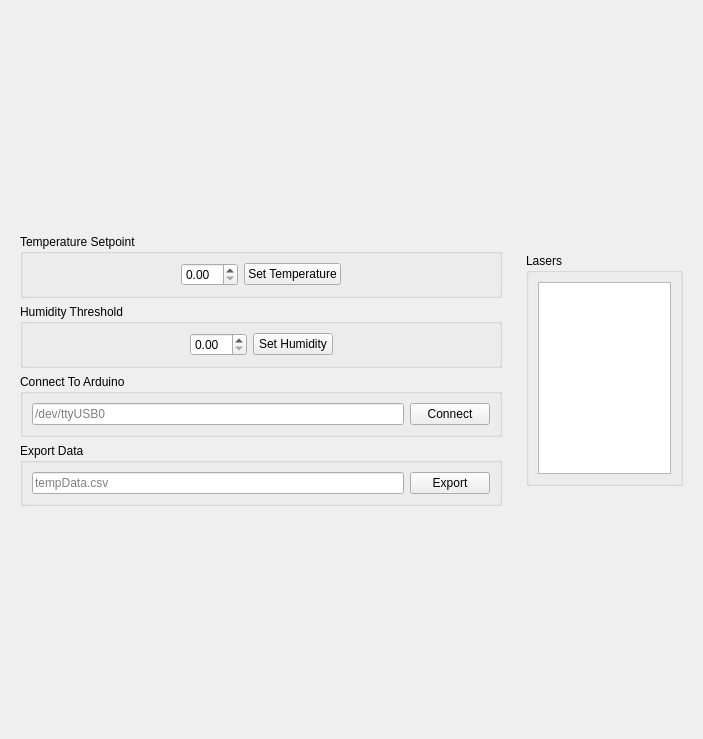
Old version of the form tempcontroller.ui in the repository camerongivler/TempController.
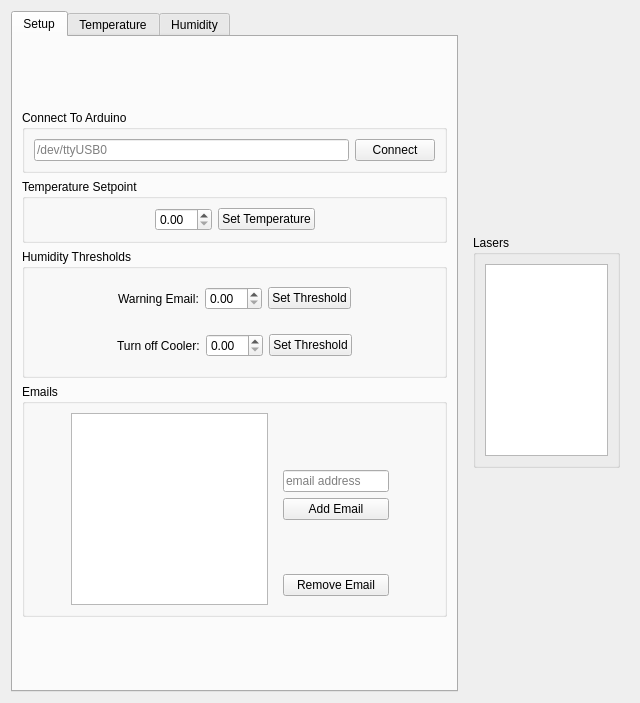
New version of the form.

The edit to the form file:
```diff
--- a/tempcontroller.ui
+++ b/tempcontroller.ui
@@ -6,25 +6,32 @@
    <rect>
     <x>0</x>
     <y>0</y>
-    <width>703</width>
-    <height>739</height>
+    <width>640</width>
+    <height>703</height>
    </rect>
   </property>
+  <property name="minimumSize">
+   <size>
+    <width>0</width>
+    <height>0</height>
+   </size>
+  </property>
   <property name="windowTitle">
    <string>Temperature Controller</string>
   </property>
   <layout class="QHBoxLayout" name="horizontalLayout">
    <item>
-    <widget class="QFrame" name="frame_2">
-     <property name="frameShape">
-      <enum>QFrame::NoFrame</enum>
+    <widget class="QTabWidget" name="tabWidget">
+     <property name="currentIndex">
+      <number>0</number>
      </property>
-     <property name="frameShadow">
-      <enum>QFrame::Raised</enum>
-     </property>
-     <layout class="QVBoxLayout" name="verticalLayout_2">
+     <widget class="QWidget" name="setupTab">
+      <attribute name="title">
+       <string>Setup</string>
+      </attribute>
+      <layout class="QVBoxLayout" name="verticalLayout_4">
       <item>
-       <spacer name="verticalSpacer_4">
+        <spacer name="verticalSpacer_3">
         <property name="orientation">
          <enum>Qt::Vertical</enum>
         </property>
@@ -36,6 +43,29 @@
         </property>
        </spacer>
       </item>
+       <item>
+        <widget class="QGroupBox" name="groupBox_4">
+         <property name="title">
+          <string>Connect To Arduino</string>
+         </property>
+         <layout class="QHBoxLayout" name="horizontalLayout_4">
+          <item>
+           <widget class="QLineEdit" name="ConnectField">
+            <property name="placeholderText">
+             <string>/dev/ttyUSB0</string>
+            </property>
+           </widget>
+          </item>
+          <item>
+           <widget class="QPushButton" name="connectButton">
+            <property name="text">
+             <string>Connect</string>
+            </property>
+           </widget>
+          </item>
+         </layout>
+        </widget>
+       </item>
       <item>
        <widget class="QGroupBox" name="groupBox">
         <property name="title">
@@ -84,9 +114,18 @@
       <item>
        <widget class="QGroupBox" name="groupBox_3">
         <property name="title">
-         <string>Humidity Threshold</string>
-        </property>
-        <layout class="QHBoxLayout" name="horizontalLayout_3">
+          <string>Humidity Thresholds</string>
+         </property>
+         <layout class="QVBoxLayout" name="verticalLayout_7">
+          <item>
+           <widget class="QFrame" name="frame_3">
+            <property name="frameShape">
+             <enum>QFrame::NoFrame</enum>
+            </property>
+            <property name="frameShadow">
+             <enum>QFrame::Raised</enum>
+            </property>
+            <layout class="QHBoxLayout" name="horizontalLayout_8">
          <item>
           <spacer name="horizontalSpacer_3">
            <property name="orientation">
@@ -101,12 +140,19 @@
           </spacer>
          </item>
          <item>
-          <widget class="QDoubleSpinBox" name="HumiditySpinBox"/>
+              <widget class="QLabel" name="label">
+               <property name="text">
+                <string>Warning Email:</string>
+               </property>
+              </widget>
          </item>
          <item>
-          <widget class="QPushButton" name="HumiditySetButton">
+              <widget class="QDoubleSpinBox" name="warningThresholdSpinBox"/>
+             </item>
+             <item>
+              <widget class="QPushButton" name="warningThresholdButton">
            <property name="text">
-            <string>Set Humidity</string>
+                <string>Set Threshold</string>
            </property>
           </widget>
          </item>
@@ -127,27 +173,208 @@
        </widget>
       </item>
       <item>
-       <widget class="QGroupBox" name="groupBox_4">
+           <widget class="QFrame" name="frame_4">
+            <property name="frameShape">
+             <enum>QFrame::NoFrame</enum>
+            </property>
+            <property name="frameShadow">
+             <enum>QFrame::Raised</enum>
+            </property>
+            <layout class="QHBoxLayout" name="horizontalLayout_3">
+             <item>
+              <spacer name="horizontalSpacer_7">
+               <property name="orientation">
+                <enum>Qt::Horizontal</enum>
+               </property>
+               <property name="sizeHint" stdset="0">
+                <size>
+                 <width>40</width>
+                 <height>20</height>
+                </size>
+               </property>
+              </spacer>
+             </item>
+             <item>
+              <widget class="QLabel" name="label_2">
+               <property name="text">
+                <string>Turn off Cooler:</string>
+               </property>
+              </widget>
+             </item>
+             <item>
+              <widget class="QDoubleSpinBox" name="turnOffThresholdSpinBox"/>
+             </item>
+             <item>
+              <widget class="QPushButton" name="turnOffThresholdButton">
+               <property name="text">
+                <string>Set Threshold</string>
+               </property>
+              </widget>
+             </item>
+             <item>
+              <spacer name="horizontalSpacer_8">
+               <property name="orientation">
+                <enum>Qt::Horizontal</enum>
+               </property>
+               <property name="sizeHint" stdset="0">
+                <size>
+                 <width>40</width>
+                 <height>20</height>
+                </size>
+               </property>
+              </spacer>
+             </item>
+            </layout>
+           </widget>
+          </item>
+         </layout>
+        </widget>
+       </item>
+       <item>
+        <widget class="QGroupBox" name="groupBox_7">
         <property name="title">
-         <string>Connect To Arduino</string>
-        </property>
-        <layout class="QHBoxLayout" name="horizontalLayout_4">
+          <string>Emails</string>
+         </property>
+         <layout class="QHBoxLayout" name="horizontalLayout_7">
          <item>
-          <widget class="QLineEdit" name="ConnectField">
+           <spacer name="horizontalSpacer_5">
+            <property name="orientation">
+             <enum>Qt::Horizontal</enum>
+            </property>
+            <property name="sizeHint" stdset="0">
+             <size>
+              <width>40</width>
+              <height>20</height>
+             </size>
+            </property>
+           </spacer>
+          </item>
+          <item>
+           <widget class="QListWidget" name="emailList">
+            <property name="minimumSize">
+             <size>
+              <width>100</width>
+              <height>0</height>
+             </size>
+            </property>
+            <property name="maximumSize">
+             <size>
+              <width>200</width>
+              <height>16777215</height>
+             </size>
+            </property>
+           </widget>
+          </item>
+          <item>
+           <widget class="QFrame" name="frame_2">
+            <property name="frameShape">
+             <enum>QFrame::NoFrame</enum>
+            </property>
+            <property name="frameShadow">
+             <enum>QFrame::Raised</enum>
+            </property>
+            <layout class="QVBoxLayout" name="verticalLayout_6">
+             <item>
+              <spacer name="verticalSpacer_9">
+               <property name="orientation">
+                <enum>Qt::Vertical</enum>
+               </property>
+               <property name="sizeHint" stdset="0">
+                <size>
+                 <width>20</width>
+                 <height>40</height>
+                </size>
+               </property>
+              </spacer>
+             </item>
+             <item>
+              <widget class="QLineEdit" name="addEmailField">
+               <property name="inputMask">
+                <string/>
+               </property>
            <property name="placeholderText">
-            <string>/dev/ttyUSB0</string>
+                <string>email address</string>
            </property>
           </widget>
          </item>
          <item>
-          <widget class="QPushButton" name="connectButton">
+              <widget class="QPushButton" name="addEmailButton">
            <property name="text">
-            <string>Connect</string>
+                <string>Add Email</string>
            </property>
           </widget>
          </item>
-        </layout>
-       </widget>
+             <item>
+              <spacer name="verticalSpacer_10">
+               <property name="orientation">
+                <enum>Qt::Vertical</enum>
+               </property>
+               <property name="sizeHint" stdset="0">
+                <size>
+                 <width>20</width>
+                 <height>40</height>
+                </size>
+               </property>
+              </spacer>
+             </item>
+             <item>
+              <widget class="QPushButton" name="removeEmailButton">
+               <property name="text">
+                <string>Remove Email</string>
+               </property>
+              </widget>
+             </item>
+            </layout>
+           </widget>
+          </item>
+          <item>
+           <spacer name="horizontalSpacer_6">
+            <property name="orientation">
+             <enum>Qt::Horizontal</enum>
+            </property>
+            <property name="sizeHint" stdset="0">
+             <size>
+              <width>40</width>
+              <height>20</height>
+             </size>
+            </property>
+           </spacer>
+          </item>
+         </layout>
+        </widget>
+       </item>
+       <item>
+        <spacer name="verticalSpacer_4">
+         <property name="orientation">
+          <enum>Qt::Vertical</enum>
+         </property>
+         <property name="sizeHint" stdset="0">
+          <size>
+           <width>20</width>
+           <height>50</height>
+          </size>
+         </property>
+        </spacer>
+       </item>
+      </layout>
+     </widget>
+     <widget class="QWidget" name="tempTab">
+      <attribute name="title">
+       <string>Temperature</string>
+      </attribute>
+      <layout class="QVBoxLayout" name="verticalLayout_2">
+       <item>
+        <spacer name="verticalSpacer_5">
+         <property name="orientation">
+          <enum>Qt::Vertical</enum>
+         </property>
+         <property name="sizeHint" stdset="0">
+          <size>
+           <width>20</width>
+           <height>40</height>
+          </size>
+         </property>
+        </spacer>
       </item>
       <item>
        <widget class="QGroupBox" name="groupBox_5">
@@ -173,7 +400,7 @@
        </widget>
       </item>
       <item>
-       <spacer name="verticalSpacer_3">
+        <spacer name="verticalSpacer_6">
         <property name="orientation">
          <enum>Qt::Vertical</enum>
         </property>
@@ -186,6 +413,63 @@
        </spacer>
       </item>
      </layout>
+     </widget>
+     <widget class="QWidget" name="humidityTab">
+      <attribute name="title">
+       <string>Humidity</string>
+      </attribute>
+      <layout class="QVBoxLayout" name="verticalLayout_5">
+       <item>
+        <spacer name="verticalSpacer_7">
+         <property name="orientation">
+          <enum>Qt::Vertical</enum>
+         </property>
+         <property name="sizeHint" stdset="0">
+          <size>
+           <width>20</width>
+           <height>40</height>
+          </size>
+         </property>
+        </spacer>
+       </item>
+       <item>
+        <widget class="QGroupBox" name="groupBox_6">
+         <property name="title">
+          <string>Export Data</string>
+         </property>
+         <layout class="QHBoxLayout" name="horizontalLayout_6">
+          <item>
+           <widget class="QLineEdit" name="humidityExportField">
+            <property name="placeholderText">
+             <string>humidityData.csv</string>
+            </property>
+           </widget>
+          </item>
+          <item>
+           <widget class="QPushButton" name="humidityExportButton">
+            <property name="text">
+             <string>Export</string>
+            </property>
+           </widget>
+          </item>
+         </layout>
+        </widget>
+       </item>
+       <item>
+        <spacer name="verticalSpacer_8">
+         <property name="orientation">
+          <enum>Qt::Vertical</enum>
+         </property>
+         <property name="sizeHint" stdset="0">
+          <size>
+           <width>20</width>
+           <height>40</height>
+          </size>
+         </property>
+        </spacer>
+       </item>
+      </layout>
+     </widget>
     </widget>
    </item>
    <item>
```
Left out of the diff: 10 changed lines with no effect on the pictures. Lines whose indentation alone changed are shown as unchanged.
